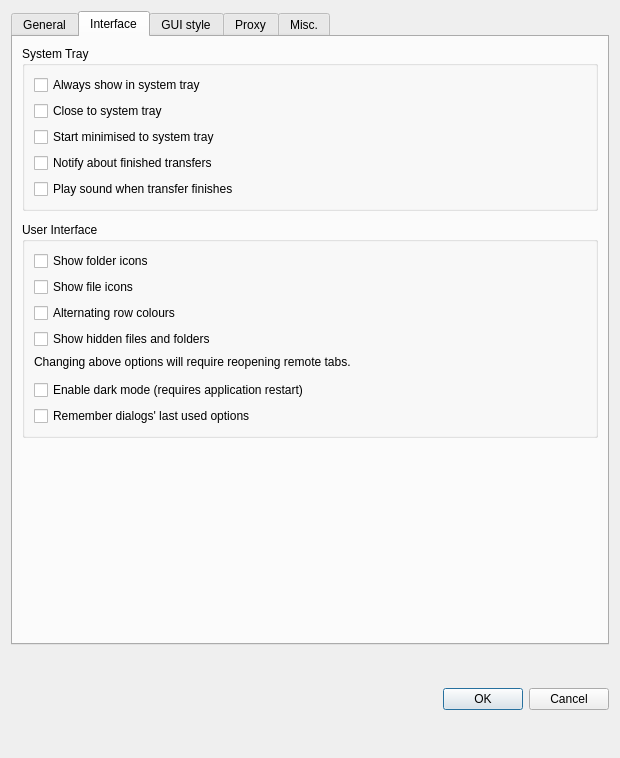
The window that src/preferences_dialog.ui (manprint/RcloneBrowser) describes before a commit, drawn with Qt 5.
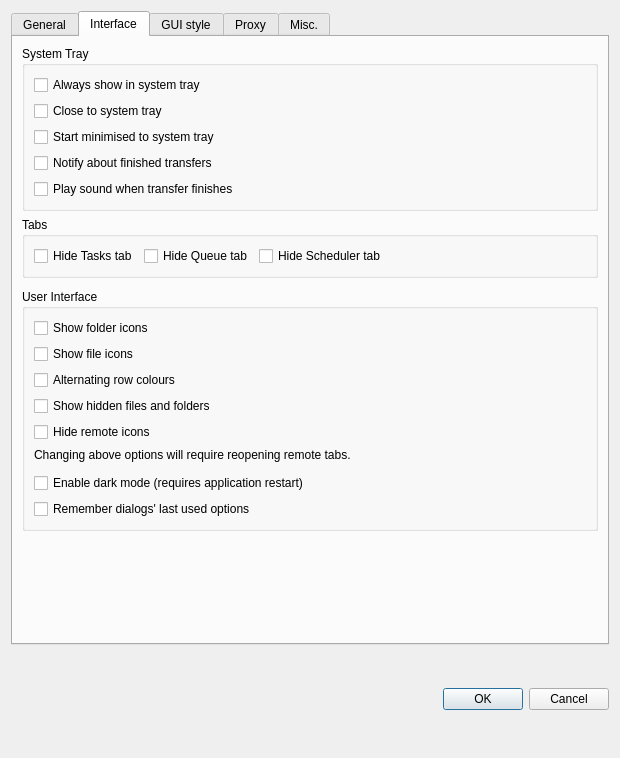
The same window after the commit. The open tabs and pages were chosen to show the change.

```diff
--- a/src/preferences_dialog.ui
+++ b/src/preferences_dialog.ui
@@ -506,6 +506,49 @@
          </layout>
         </widget>
        </item>
+       <item>
+        <widget class="QGroupBox" name="groupBox_hide_tabs">
+         <property name="title">
+          <string>Tabs</string>
+         </property>
+         <layout class="QHBoxLayout" name="horizontalLayout_hide_tabs">
+          <item>
+           <widget class="QCheckBox" name="cb_hide_tasks">
+            <property name="text">
+             <string>Hide Tasks tab</string>
+            </property>
+           </widget>
+          </item>
+          <item>
+           <widget class="QCheckBox" name="cb_hide_queue">
+            <property name="text">
+             <string>Hide Queue tab</string>
+            </property>
+           </widget>
+          </item>
+          <item>
+           <widget class="QCheckBox" name="cb_hide_scheduler">
+            <property name="text">
+             <string>Hide Scheduler tab</string>
+            </property>
+           </widget>
+          </item>
+          <item>
+           <spacer name="horizontalSpacer_hide_tabs">
+            <property name="orientation">
+             <enum>Qt::Horizontal</enum>
+            </property>
+            <property name="sizeHint" stdset="0">
+             <size>
+              <width>40</width>
+              <height>20</height>
+             </size>
+            </property>
+           </spacer>
+          </item>
+         </layout>
+        </widget>
+       </item>
        <item>
         <spacer name="verticalSpacer">
          <property name="orientation">
@@ -578,6 +621,16 @@
             </property>
            </widget>
           </item>
+          <item row="5" column="0" colspan="2">
+           <widget class="QCheckBox" name="hideRemoteIcons">
+            <property name="toolTip">
+             <string>Hide the row of icons above the files list in the remote tabs. The icons of the fixed tabs (Remotes, Jobs, Tasks, Queue, Scheduler) are not affected. All actions stay available in the right-click menu.</string>
+            </property>
+            <property name="text">
+             <string>Hide remote icons</string>
+            </property>
+           </widget>
+          </item>
           <item row="6" column="0" colspan="3">
            <widget class="QLabel" name="info">
             <property name="text">
```
Left out of the diff: 35 changed lines with no effect on the pictures.
